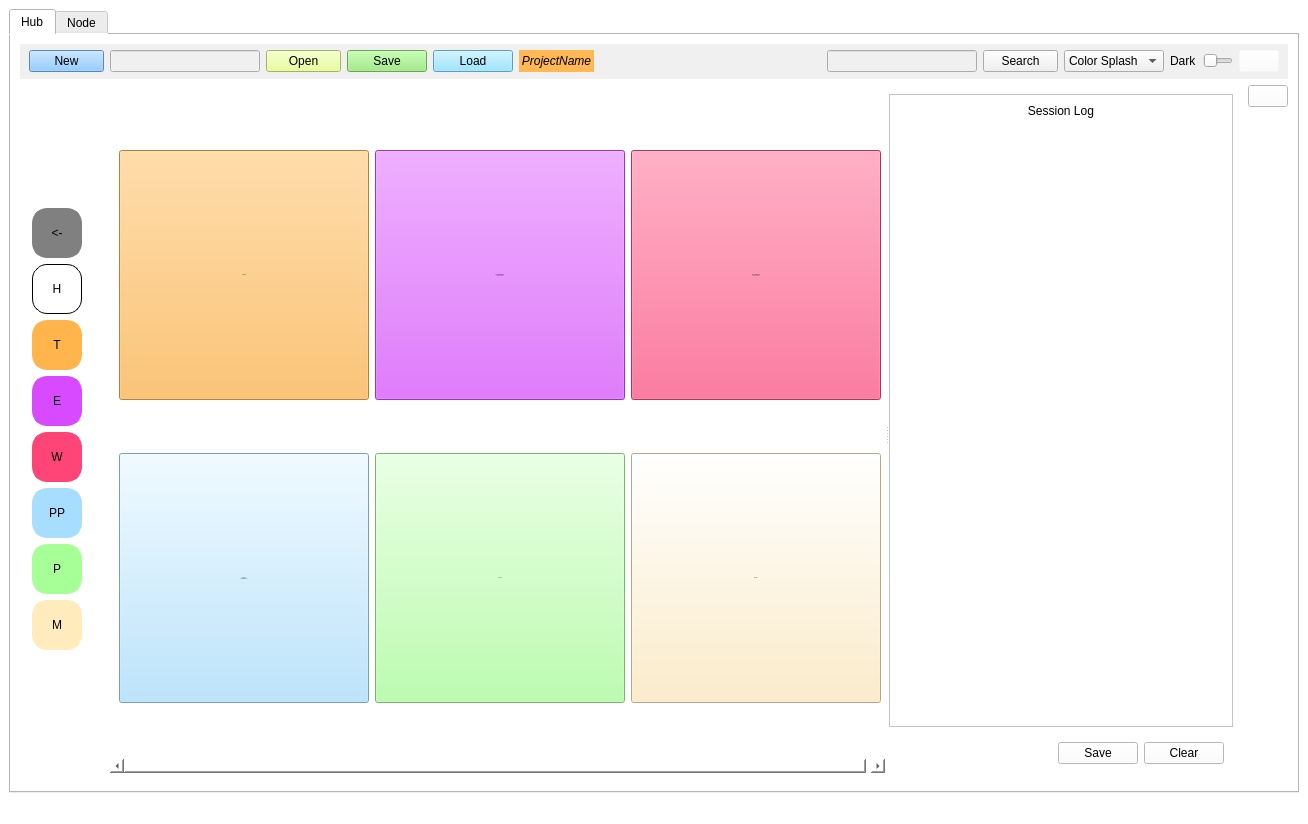
Qt form ui_files/main_window.ui (Dark-Elektron/CavityDesignHub) before a commit.
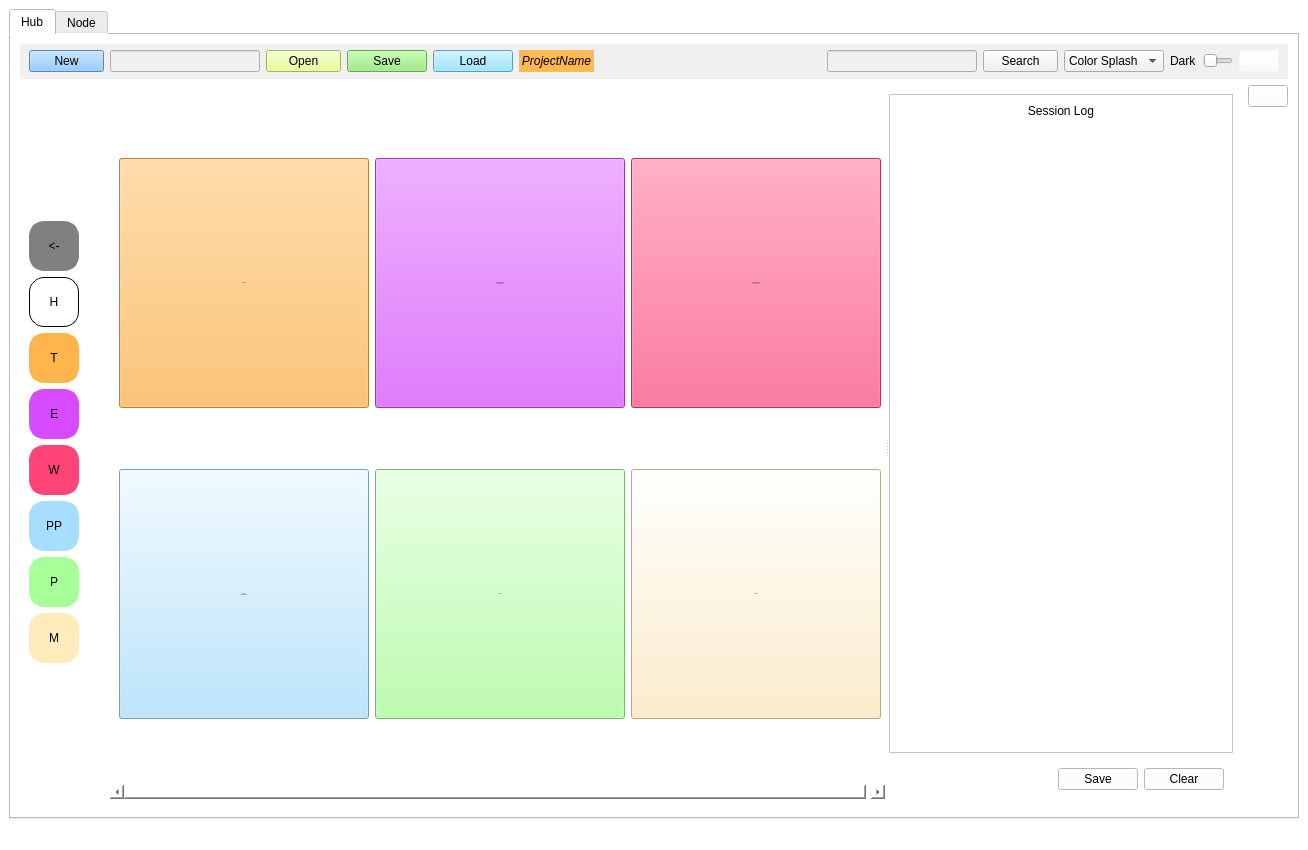
The same form after that commit. Icons and pictures are not drawn.

The edit to the form file:
```diff
--- a/ui_files/main_window.ui
+++ b/ui_files/main_window.ui
@@ -7,7 +7,7 @@
     <x>0</x>
     <y>0</y>
     <width>1308</width>
-    <height>824</height>
+    <height>850</height>
    </rect>
   </property>
   <property name="windowTitle">
@@ -95,7 +95,7 @@
                        <x>0</x>
                        <y>0</y>
                        <width>849</width>
-                       <height>642</height>
+                       <height>668</height>
                       </rect>
                      </property>
                      <layout class="QGridLayout" name="gridLayout_5">
@@ -343,7 +343,7 @@
                     <x>0</x>
                     <y>0</y>
                     <width>247</width>
-                    <height>569</height>
+                    <height>595</height>
                    </rect>
                   </property>
                   <layout class="QGridLayout" name="gridLayout_3">
@@ -462,7 +462,7 @@
            <property name="topMargin">
             <number>0</number>
            </property>
-           <item row="3" column="1">
+           <item row="3" column="0">
             <widget class="QPushButton" name="pb_rTune">
              <property name="minimumSize">
               <size>
@@ -488,7 +488,7 @@
              </property>
             </widget>
            </item>
-           <item row="4" column="1">
+           <item row="4" column="0">
             <widget class="QPushButton" name="pb_rEigenmode">
              <property name="minimumSize">
               <size>
@@ -514,7 +514,7 @@
              </property>
             </widget>
            </item>
-           <item row="5" column="1">
+           <item row="5" column="0">
             <widget class="QPushButton" name="pb_rWakefield">
              <property name="minimumSize">
               <size>
@@ -540,7 +540,7 @@
              </property>
             </widget>
            </item>
-           <item row="8" column="1">
+           <item row="8" column="0">
             <widget class="QPushButton" name="pb_rMisc">
              <property name="minimumSize">
               <size>
@@ -566,7 +566,7 @@
              </property>
             </widget>
            </item>
-           <item row="6" column="1">
+           <item row="6" column="0">
             <widget class="QPushButton" name="pb_rPostprocess">
              <property name="minimumSize">
               <size>
@@ -592,7 +592,7 @@
              </property>
             </widget>
            </item>
-           <item row="7" column="1">
+           <item row="7" column="0">
             <widget class="QPushButton" name="pb_rPlot">
              <property name="minimumSize">
               <size>
@@ -618,20 +618,7 @@
              </property>
             </widget>
            </item>
-           <item row="4" column="0">
-            <spacer name="horizontalSpacer_2">
-             <property name="orientation">
-              <enum>Qt::Horizontal</enum>
-             </property>
-             <property name="sizeHint" stdset="0">
-              <size>
-               <width>40</width>
-               <height>20</height>
-              </size>
-             </property>
-            </spacer>
-           </item>
-           <item row="9" column="1">
+           <item row="9" column="0">
             <spacer name="verticalSpacer_3">
              <property name="orientation">
               <enum>Qt::Vertical</enum>
@@ -644,7 +631,7 @@
              </property>
             </spacer>
            </item>
-           <item row="4" column="2">
+           <item row="4" column="1">
             <spacer name="horizontalSpacer_3">
              <property name="orientation">
               <enum>Qt::Horizontal</enum>
@@ -657,7 +644,7 @@
              </property>
             </spacer>
            </item>
-           <item row="1" column="1">
+           <item row="1" column="0">
             <widget class="QPushButton" name="pb_rBack">
              <property name="minimumSize">
               <size>
@@ -683,7 +670,20 @@
              </property>
             </widget>
            </item>
-           <item row="2" column="1">
+           <item row="0" column="0">
+            <spacer name="verticalSpacer_4">
+             <property name="orientation">
+              <enum>Qt::Vertical</enum>
+             </property>
+             <property name="sizeHint" stdset="0">
+              <size>
+               <width>20</width>
+               <height>40</height>
+              </size>
+             </property>
+            </spacer>
+           </item>
+           <item row="2" column="0">
             <widget class="QPushButton" name="pb_rHome">
              <property name="minimumSize">
               <size>
@@ -709,19 +709,6 @@
              </property>
             </widget>
            </item>
-           <item row="0" column="1">
-            <spacer name="verticalSpacer_4">
-             <property name="orientation">
-              <enum>Qt::Vertical</enum>
-             </property>
-             <property name="sizeHint" stdset="0">
-              <size>
-               <width>20</width>
-               <height>40</height>
-              </size>
-             </property>
-            </spacer>
-           </item>
           </layout>
          </widget>
         </item>
```
